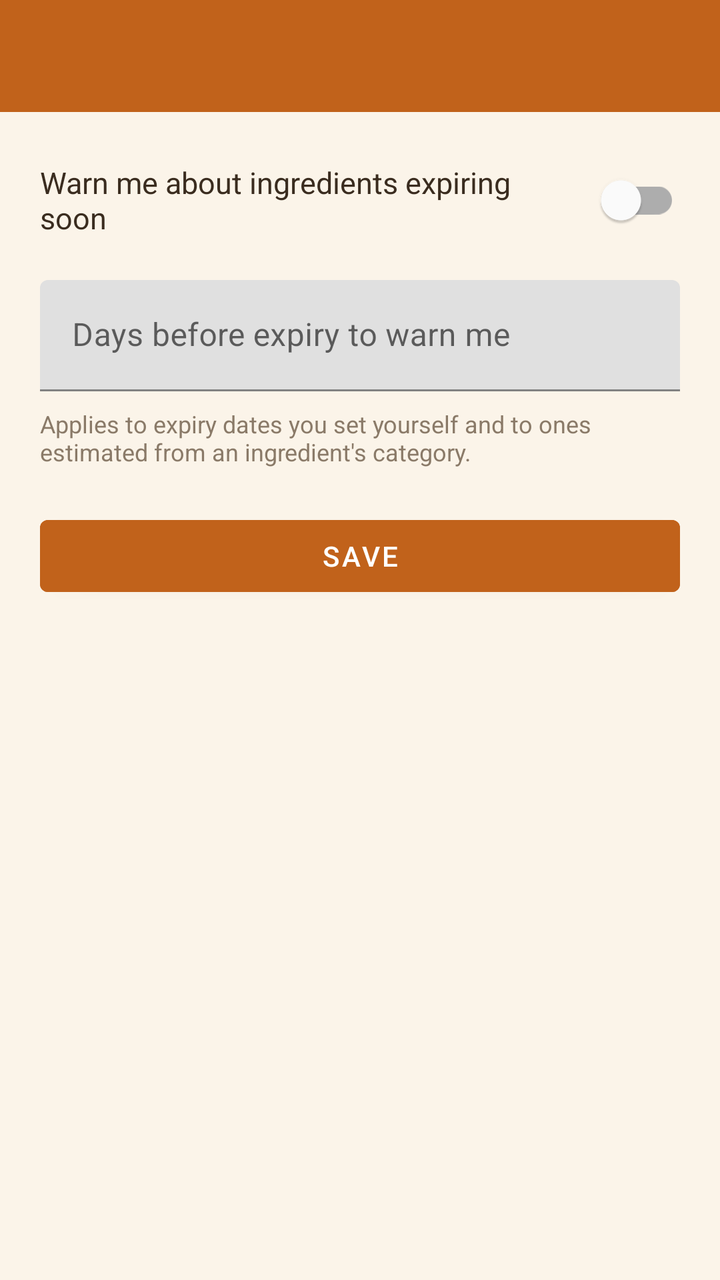
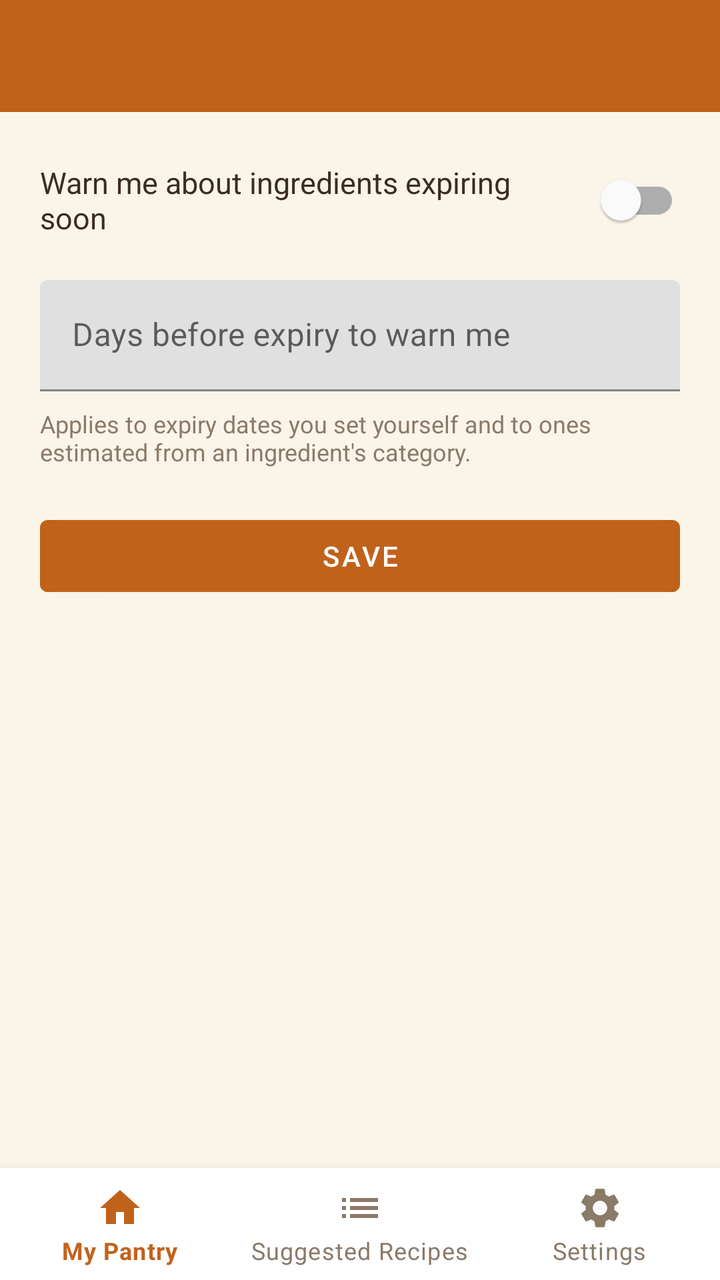

Compare the two renders of this Android layout. The source of the first and the diff that turns it into the second are given below.
<!-- AndroidManifest.xml: application theme Theme.ScrapsToSavory -->
<!-- res/layout/activity_settings.xml -->
<?xml version="1.0" encoding="utf-8"?>
<ScrollView xmlns:android="http://schemas.android.com/apk/res/android"
    android:layout_width="match_parent"
    android:layout_height="match_parent"
    android:background="@color/pantry_background"
    android:fillViewport="true">

    <LinearLayout
        android:layout_width="match_parent"
        android:layout_height="wrap_content"
        android:orientation="vertical">

        <androidx.appcompat.widget.Toolbar
            android:id="@+id/toolbar"
            android:layout_width="match_parent"
            android:layout_height="?attr/actionBarSize"
            android:background="@color/pantry_primary"
            android:titleTextColor="@color/white" />

        <LinearLayout
            android:layout_width="match_parent"
            android:layout_height="wrap_content"
            android:orientation="vertical"
            android:padding="20dp">

            <LinearLayout
                android:layout_width="match_parent"
                android:layout_height="wrap_content"
                android:gravity="center_vertical"
                android:orientation="horizontal">

                <TextView
                    android:layout_width="0dp"
                    android:layout_height="wrap_content"
                    android:layout_weight="1"
                    android:text="@string/settings_expiring_alerts_switch"
                    android:textColor="@color/pantry_text_primary"
                    android:textSize="15sp" />

                <com.google.android.material.switchmaterial.SwitchMaterial
                    android:id="@+id/switchExpiringSoonAlerts"
                    android:layout_width="wrap_content"
                    android:layout_height="wrap_content" />
            </LinearLayout>

            <com.google.android.material.textfield.TextInputLayout
                android:id="@+id/layoutExpiringDays"
                android:layout_width="match_parent"
                android:layout_height="wrap_content"
                android:layout_marginTop="16dp">

                <com.google.android.material.textfield.TextInputEditText
                    android:id="@+id/editExpiringDays"
                    android:layout_width="match_parent"
                    android:layout_height="wrap_content"
                    android:hint="@string/settings_expiring_days_hint"
                    android:inputType="number" />
            </com.google.android.material.textfield.TextInputLayout>

            <TextView
                android:layout_width="match_parent"
                android:layout_height="wrap_content"
                android:layout_marginTop="8dp"
                android:text="@string/settings_expiring_days_note"
                android:textColor="@color/pantry_text_secondary"
                android:textSize="12sp" />

            <Button
                android:id="@+id/buttonSaveSettings"
                android:layout_width="match_parent"
                android:layout_height="wrap_content"
                android:layout_marginTop="20dp"
                android:backgroundTint="@color/pantry_primary"
                android:text="@string/save"
                android:textColor="@color/white" />

        </LinearLayout>
    </LinearLayout>
</ScrollView>
<!-- resources referenced by this layout -->
<resources>
  <color name="pantry_background">#FBF4E9</color>
  <color name="pantry_primary">#C1621B</color>
  <color name="pantry_text_primary">#3A2C1F</color>
  <color name="pantry_text_secondary">#8A7A68</color>
  <color name="white">#FFFFFF</color>
  <string name="save">Save</string>
  <string name="settings_expiring_alerts_switch">Warn me about ingredients expiring soon</string>
  <string name="settings_expiring_days_hint">Days before expiry to warn me</string>
  <string name="settings_expiring_days_note">Applies to expiry dates you set yourself and to ones estimated from an ingredient\'s category.</string>
  <style name="Theme.ScrapsToSavory" parent="Theme.MaterialComponents.DayNight.NoActionBar">
          <item name="colorPrimary">@color/pantry_primary</item>
          <item name="colorPrimaryDark">@color/pantry_primary_dark</item>
          <item name="colorAccent">@color/pantry_accent</item>
          <item name="android:windowBackground">@color/pantry_background</item>
      </style>
  <color name="pantry_primary_dark">#8F4712</color>
  <color name="pantry_accent">#5C6B2C</color>
</resources>

<!-- the commit's change to res/layout/activity_settings.xml (unified diff, before → after) -->
@@ -1,21 +1,24 @@
 <?xml version="1.0" encoding="utf-8"?>
-<ScrollView xmlns:android="http://schemas.android.com/apk/res/android"
+<androidx.constraintlayout.widget.ConstraintLayout xmlns:android="http://schemas.android.com/apk/res/android"
+    xmlns:app="http://schemas.android.com/apk/res-auto"
     android:layout_width="match_parent"
     android:layout_height="match_parent"
-    android:background="@color/pantry_background"
-    android:fillViewport="true">
+    android:background="@color/pantry_background">
 
-    <LinearLayout
+    <androidx.appcompat.widget.Toolbar
+        android:id="@+id/toolbar"
         android:layout_width="match_parent"
-        android:layout_height="wrap_content"
-        android:orientation="vertical">
+        android:layout_height="?attr/actionBarSize"
+        android:background="@color/pantry_primary"
+        android:titleTextColor="@color/white"
+        app:layout_constraintTop_toTopOf="parent" />
 
-        <androidx.appcompat.widget.Toolbar
-            android:id="@+id/toolbar"
-            android:layout_width="match_parent"
-            android:layout_height="?attr/actionBarSize"
-            android:background="@color/pantry_primary"
-            android:titleTextColor="@color/white" />
+    <ScrollView
+        android:layout_width="match_parent"
+        android:layout_height="0dp"
+        android:fillViewport="true"
+        app:layout_constraintTop_toBottomOf="@id/toolbar"
+        app:layout_constraintBottom_toTopOf="@id/bottomNavigation">
 
         <LinearLayout
             android:layout_width="match_parent"
@@ -75,5 +78,16 @@
                 android:textColor="@color/white" />
 
         </LinearLayout>
-    </LinearLayout>
-</ScrollView>
+    </ScrollView>
+
+    <com.google.android.material.bottomnavigation.BottomNavigationView
+        android:id="@+id/bottomNavigation"
+        android:layout_width="match_parent"
+        android:layout_height="wrap_content"
+        android:background="@color/pantry_surface"
+        app:itemIconTint="@color/bottom_nav_item_color"
+        app:itemTextColor="@color/bottom_nav_item_color"
+        app:menu="@menu/menu_bottom_nav"
+        app:layout_constraintBottom_toBottomOf="parent" />
+
+</androidx.constraintlayout.widget.ConstraintLayout>
<!-- resource entries referenced after the edit -->
@@ -2,6 +2,7 @@
 <resources>
   <color name="pantry_background">#FBF4E9</color>
   <color name="pantry_primary">#C1621B</color>
+  <color name="pantry_surface">#FFFFFF</color>
   <color name="pantry_text_primary">#3A2C1F</color>
   <color name="pantry_text_secondary">#8A7A68</color>
   <color name="white">#FFFFFF</color>
